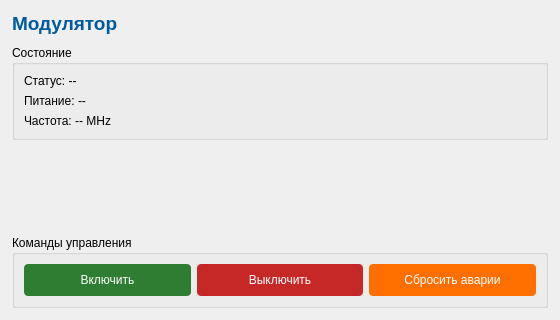
Qt form modulatortab.ui (GreenKotik/rmo_server) before a commit.
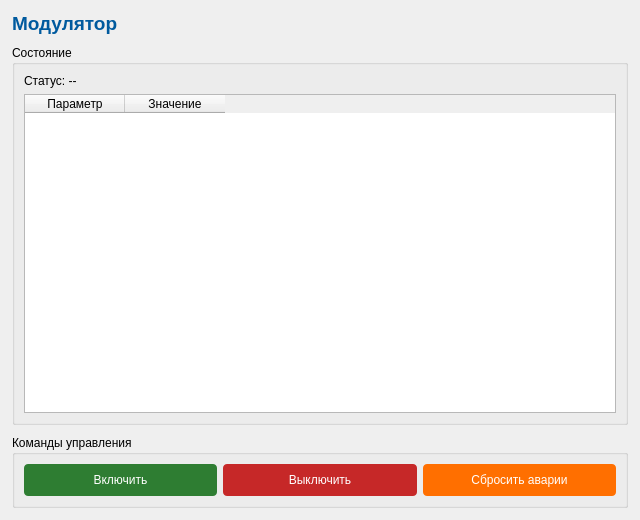
The same form after that commit.

```diff
--- a/modulatortab.ui
+++ b/modulatortab.ui
@@ -3,12 +3,7 @@
 <class>ModulatorTabForm</class>
 <widget class="QWidget" name="ModulatorTabForm">
 <property name="geometry">
-<rect>
-<x>0</x>
-<y>0</y>
-<width>560</width>
-<height>320</height>
-</rect>
+<rect><x>0</x><y>0</y><width>640</width><height>520</height></rect>
 </property>
 <property name="windowTitle">
 <string>Модулятор</string>
@@ -60,35 +55,19 @@
 </widget>
 </item>
 <item>
-<widget class="QLabel" name="labelPower">
-<property name="text">
-<string>Питание: --</string>
-</property>
-</widget>
-</item>
-<item>
-<widget class="QLabel" name="labelFrequency">
-<property name="text">
-<string>Частота: -- MHz</string>
-</property>
+<widget class="QTableWidget" name="tableValues">
+<property name="editTriggers"><set>QAbstractItemView::NoEditTriggers</set></property>
+<property name="selectionBehavior"><enum>QAbstractItemView::SelectRows</enum></property>
+<property name="alternatingRowColors"><bool>true</bool></property>
+<property name="sortingEnabled"><bool>false</bool></property>
+<column><property name="text"><string>Параметр</string></property></column>
+<column><property name="text"><string>Значение</string></property></column>
 </widget>
 </item>
 </layout>
 </widget>
 </item>
-<item>
-<spacer name="verticalSpacer">
-<property name="orientation">
-<enum>Qt::Vertical</enum>
-</property>
-<property name="sizeHint" stdset="0">
-<size>
-<width>20</width>
-<height>40</height>
-</size>
-</property>
-</spacer>
-</item>
+
 <item>
 <widget class="QGroupBox" name="groupBoxCommands">
 <property name="title">
```
Left out of the diff: 106 changed lines with no effect on the pictures.
